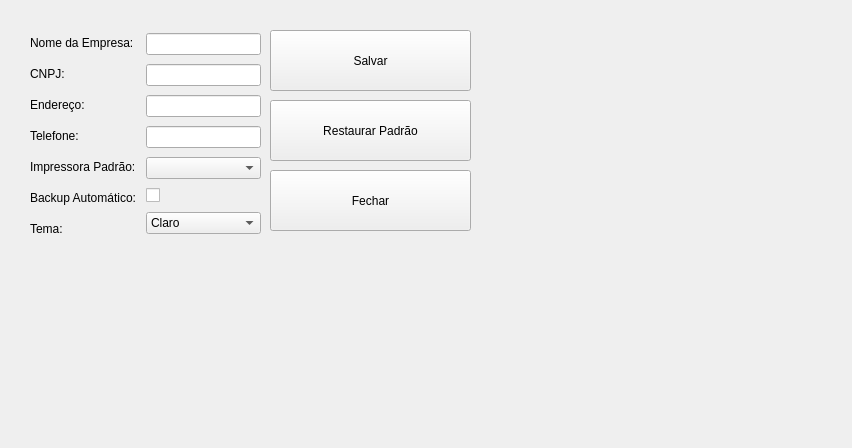
The window that erp-projeto/configwindow.ui (jaques-lo/erp-projeto) describes before a commit, drawn with Qt 5.
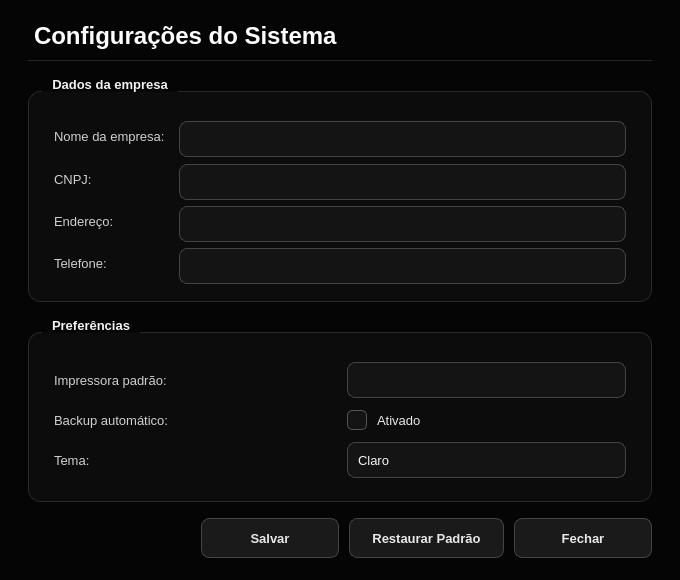
The same window after the commit.

Commit message:
Atualiza fontes do projeto ERP (telas e login, Tela de Sobra) e adiciona logoBG
Arquivos de importância para alterar e rodar na máquina: código (cpp/h/pro), telas (ui), recursos (qrc) e imagem da logoBG.

```diff
--- a/erp-projeto/configwindow.ui
+++ b/erp-projeto/configwindow.ui
@@ -6,140 +6,849 @@
    <rect>
     <x>0</x>
     <y>0</y>
-    <width>852</width>
-    <height>448</height>
+    <width>680</width>
+    <height>580</height>
    </rect>
   </property>
+  <property name="minimumSize">
+   <size>
+    <width>544</width>
+    <height>464</height>
+   </size>
+  </property>
   <property name="windowTitle">
    <string>Form</string>
   </property>
-  <widget class="QPushButton" name="pushButton">
-   <property name="geometry">
-    <rect>
-     <x>270</x>
-     <y>30</y>
-     <width>201</width>
-     <height>61</height>
-    </rect>
+  <property name="palette">
+   <palette>
+    <active>
+     <colorrole role="WindowText">
+      <brush brushstyle="SolidPattern">
+       <color alpha="255">
+        <red>232</red>
+        <green>232</green>
+        <blue>232</blue>
+       </color>
+      </brush>
+     </colorrole>
+     <colorrole role="Button">
+      <brush brushstyle="SolidPattern">
+       <color alpha="255">
+        <red>26</red>
+        <green>26</green>
+        <blue>26</blue>
+       </color>
+      </brush>
+     </colorrole>
+     <colorrole role="Text">
+      <brush brushstyle="SolidPattern">
+       <color alpha="255">
+        <red>245</red>
+        <green>245</green>
+        <blue>245</blue>
+       </color>
+      </brush>
+     </colorrole>
+     <colorrole role="ButtonText">
+      <brush brushstyle="SolidPattern">
+       <color alpha="255">
+        <red>232</red>
+        <green>232</green>
+        <blue>232</blue>
+       </color>
+      </brush>
+     </colorrole>
+     <colorrole role="Base">
+      <brush brushstyle="SolidPattern">
+       <color alpha="255">
+        <red>20</red>
+        <green>20</green>
+        <blue>20</blue>
+       </color>
+      </brush>
+     </colorrole>
+     <colorrole role="AlternateBase">
+      <brush brushstyle="SolidPattern">
+       <color alpha="255">
+        <red>19</red>
+        <green>19</green>
+        <blue>19</blue>
+       </color>
+      </brush>
+     </colorrole>
+     <colorrole role="Window">
+      <brush brushstyle="SolidPattern">
+       <color alpha="255">
+        <red>5</red>
+        <green>5</green>
+        <blue>5</blue>
+       </color>
+      </brush>
+     </colorrole>
+     <colorrole role="Highlight">
+      <brush brushstyle="SolidPattern">
+       <color alpha="255">
+        <red>119</red>
+        <green>119</green>
+        <blue>119</blue>
+       </color>
+      </brush>
+     </colorrole>
+     <colorrole role="HighlightedText">
+      <brush brushstyle="SolidPattern">
+       <color alpha="255">
+        <red>255</red>
+        <green>255</green>
+        <blue>255</blue>
+       </color>
+      </brush>
+     </colorrole>
+     <colorrole role="PlaceholderText">
+      <brush brushstyle="SolidPattern">
+       <color alpha="255">
+        <red>119</red>
+        <green>119</green>
+        <blue>119</blue>
+       </color>
+      </brush>
+     </colorrole>
+    </active>
+    <inactive>
+     <colorrole role="WindowText">
+      <brush brushstyle="SolidPattern">
+       <color alpha="255">
+        <red>232</red>
+        <green>232</green>
+        <blue>232</blue>
+       </color>
+      </brush>
+     </colorrole>
+     <colorrole role="Button">
+      <brush brushstyle="SolidPattern">
+       <color alpha="255">
+        <red>26</red>
+        <green>26</green>
+        <blue>26</blue>
+       </color>
+      </brush>
+     </colorrole>
+     <colorrole role="Text">
+      <brush brushstyle="SolidPattern">
+       <color alpha="255">
+        <red>245</red>
+        <green>245</green>
+        <blue>245</blue>
+       </color>
+      </brush>
+     </colorrole>
+     <colorrole role="ButtonText">
+      <brush brushstyle="SolidPattern">
+       <color alpha="255">
+        <red>232</red>
+        <green>232</green>
+        <blue>232</blue>
+       </color>
+      </brush>
+     </colorrole>
+     <colorrole role="Base">
+      <brush brushstyle="SolidPattern">
+       <color alpha="255">
+        <red>20</red>
+        <green>20</green>
+        <blue>20</blue>
+       </color>
+      </brush>
+     </colorrole>
+     <colorrole role="AlternateBase">
+      <brush brushstyle="SolidPattern">
+       <color alpha="255">
+        <red>19</red>
+        <green>19</green>
+        <blue>19</blue>
+       </color>
+      </brush>
+     </colorrole>
+     <colorrole role="Window">
+      <brush brushstyle="SolidPattern">
+       <color alpha="255">
+        <red>5</red>
+        <green>5</green>
+        <blue>5</blue>
+       </color>
+      </brush>
+     </colorrole>
+     <colorrole role="Highlight">
+      <brush brushstyle="SolidPattern">
+       <color alpha="255">
+        <red>119</red>
+        <green>119</green>
+        <blue>119</blue>
+       </color>
+      </brush>
+     </colorrole>
+     <colorrole role="HighlightedText">
+      <brush brushstyle="SolidPattern">
+       <color alpha="255">
+        <red>255</red>
+        <green>255</green>
+        <blue>255</blue>
+       </color>
+      </brush>
+     </colorrole>
+     <colorrole role="PlaceholderText">
+      <brush brushstyle="SolidPattern">
+       <color alpha="255">
+        <red>119</red>
+        <green>119</green>
+        <blue>119</blue>
+       </color>
+      </brush>
+     </colorrole>
+    </inactive>
+    <disabled>
+     <colorrole role="WindowText">
+      <brush brushstyle="SolidPattern">
+       <color alpha="255">
+        <red>102</red>
+        <green>102</green>
+        <blue>102</blue>
+       </color>
+      </brush>
+     </colorrole>
+     <colorrole role="Button">
+      <brush brushstyle="SolidPattern">
+       <color alpha="255">
+        <red>26</red>
+        <green>26</green>
+        <blue>26</blue>
+       </color>
+      </brush>
+     </colorrole>
+     <colorrole role="Text">
+      <brush brushstyle="SolidPattern">
+       <color alpha="255">
+        <red>102</red>
+        <green>102</green>
+        <blue>102</blue>
+       </color>
+      </brush>
+     </colorrole>
+     <colorrole role="ButtonText">
+      <brush brushstyle="SolidPattern">
+       <color alpha="255">
+        <red>102</red>
+        <green>102</green>
+        <blue>102</blue>
+       </color>
+      </brush>
+     </colorrole>
+     <colorrole role="Base">
+      <brush brushstyle="SolidPattern">
+       <color alpha="255">
+        <red>20</red>
+        <green>20</green>
+        <blue>20</blue>
+       </color>
+      </brush>
+     </colorrole>
+     <colorrole role="AlternateBase">
+      <brush brushstyle="SolidPattern">
+       <color alpha="255">
+        <red>19</red>
+        <green>19</green>
+        <blue>19</blue>
+       </color>
+      </brush>
+     </colorrole>
+     <colorrole role="Window">
+      <brush brushstyle="SolidPattern">
+       <color alpha="255">
+        <red>5</red>
+        <green>5</green>
+        <blue>5</blue>
+       </color>
+      </brush>
+     </colorrole>
+     <colorrole role="Highlight">
+      <brush brushstyle="SolidPattern">
+       <color alpha="255">
+        <red>119</red>
+        <green>119</green>
+        <blue>119</blue>
+       </color>
+      </brush>
+     </colorrole>
+     <colorrole role="HighlightedText">
+      <brush brushstyle="SolidPattern">
+       <color alpha="255">
+        <red>255</red>
+        <green>255</green>
+        <blue>255</blue>
+       </color>
+      </brush>
+     </colorrole>
+     <colorrole role="PlaceholderText">
+      <brush brushstyle="SolidPattern">
+       <color alpha="255">
+        <red>119</red>
+        <green>119</green>
+        <blue>119</blue>
+       </color>
+      </brush>
+     </colorrole>
+    </disabled>
+   </palette>
+  </property>
+  <property name="styleSheet">
+   <string notr="true">#ConfigWindow {
+    background-color: #050505;
+}
+
+QWidget {
+    font-family: "Segoe UI", "DejaVu Sans", "Noto Sans", sans-serif;
+    font-size: 10pt;
+}
+
+/* ---------- Textos ---------- */
+QLabel {
+    color: #cfcfcf;
+    background: transparent;
+    font-weight: normal;
+}
+
+QLabel#lblTitulo {
+    color: #ffffff;
+    font-size: 18pt;
+    font-weight: bold;
+    padding-bottom: 10px;
+    border-bottom: 1px solid #262626;
+}
+
+QLabel[role="section"] {
+    color: #ffffff;
+    font-size: 11pt;
+    font-weight: bold;
+}
+
+QLabel[role="hint"] {
+    color: #777777;
+    font-size: 9pt;
+}
+
+QLabel[role="value"] {
+    color: #ffffff;
+    font-weight: bold;
+}
+
+QToolTip {
+    background-color: #1a1a1a;
+    color: #f5f5f5;
+    border: 1px solid #444444;
+    padding: 4px 8px;
+}
+
+/* ---------- Cartões / grupos ---------- */
+QGroupBox {
+    background-color: #0c0c0c;
+    border: 1px solid #2a2a2a;
+    border-radius: 12px;
+    margin-top: 14px;
+    padding: 20px 16px 14px 16px;
+    color: #f2f2f2;
+    font-weight: bold;
+}
+
+QGroupBox::title {
+    subcontrol-origin: margin;
+    subcontrol-position: top left;
+    left: 14px;
+    padding: 0 8px;
+    color: #f2f2f2;
+}
+
+QFrame[variant="card"] {
+    background-color: #0c0c0c;
+    border: 1px solid #2a2a2a;
+    border-radius: 12px;
+}
+
+QFrame#lineSep {
+    background-color: #2a2a2a;
+    border: none;
+}
+
+/* ---------- Campos de entrada ---------- */
+QLineEdit,
+QComboBox,
+QAbstractSpinBox,
+QDateEdit,
+QDateTimeEdit {
+    background-color: #141414;
+    color: #f5f5f5;
+    border: 1px solid #444444;
+    border-radius: 8px;
+    padding: 6px 10px;
+    min-height: 22px;
+    selection-background-color: #777777;
+    selection-color: #ffffff;
+    font-weight: normal;
+}
+
+QLineEdit:hover,
+QComboBox:hover,
+QAbstractSpinBox:hover,
+QDateEdit:hover,
+QDateTimeEdit:hover {
+    border: 1px solid #666666;
+}
+
+QLineEdit:focus,
+QComboBox:focus,
+QAbstractSpinBox:focus,
+QDateEdit:focus,
+QDateTimeEdit:focus {
+    border: 1px solid #d8d8d8;
+    background-color: #181818;
+}
+
+QLineEdit:read-only,
+QAbstractSpinBox:read-only {
+    color: #bdbdbd;
+}
+
+QLineEdit:disabled,
+QComboBox:disabled,
+QAbstractSpinBox:disabled,
+QDateEdit:disabled,
+QDateTimeEdit:disabled {
+    background-color: #0e0e0e;
+    color: #666666;
+    border: 1px solid #2a2a2a;
+}
+
+/* Campo de total (somente leitura, em destaque) */
+QDoubleSpinBox[variant="total"] {
+    font-size: 20pt;
+    font-weight: bold;
+    color: #ffffff;
+    background-color: #0a0a0a;
+    border: 1px solid #333333;
+    padding: 8px 14px;
+    min-height: 36px;
+}
+
+/* ---------- ComboBox / Data ---------- */
+QComboBox {
+    padding-right: 30px;
+}
+
+QComboBox::drop-down,
+QDateEdit::drop-down,
+QDateTimeEdit::drop-down {
+    subcontrol-origin: padding;
+    subcontrol-position: center right;
+    width: 28px;
+    border: none;
+    background: transparent;
+}
+
+QComboBox::down-arrow,
+QDateEdit::down-arrow,
+QDateTimeEdit::down-arrow {
+    image: none;
+    width: 0px;
+    height: 0px;
+    border-left: 5px solid transparent;
+    border-right: 5px solid transparent;
+    border-top: 6px solid #bdbdbd;
+    margin-right: 8px;
+}
+
+QComboBox QAbstractItemView {
+    background-color: #141414;
+    color: #f5f5f5;
+    border: 1px solid #444444;
+    selection-background-color: #2e2e2e;
+    selection-color: #ffffff;
+    outline: 0;
+}
+
+/* ---------- SpinBox com botões ---------- */
+QSpinBox {
+    padding-right: 26px;
+}
+
+QSpinBox::up-button {
+    subcontrol-origin: border;
+    subcontrol-position: top right;
+    width: 22px;
+    border: none;
+    background: transparent;
+}
+
+QSpinBox::down-button {
+    subcontrol-origin: border;
+    subcontrol-position: bottom right;
+    width: 22px;
+    border: none;
+    background: transparent;
+}
+
+QSpinBox::up-arrow {
+    image: none;
+    width: 0px;
+    height: 0px;
+    border-left: 4px solid transparent;
+    border-right: 4px solid transparent;
+    border-bottom: 5px solid #bdbdbd;
+}
+
+QSpinBox::down-arrow {
+    image: none;
+    width: 0px;
+    height: 0px;
+    border-left: 4px solid transparent;
+    border-right: 4px solid transparent;
+    border-top: 5px solid #bdbdbd;
+}
+
+/* ---------- Calendário (popup do QDateEdit) ---------- */
+QCalendarWidget QWidget {
+    background-color: #141414;
+    color: #f5f5f5;
+}
+
+QCalendarWidget QToolButton {
+    background-color: transparent;
+    color: #f5f5f5;
+    border: none;
+    padding: 4px 8px;
+}
+
+QCalendarWidget QAbstractItemView:enabled {
+    background-color: #0d0d0d;
+    color: #f5f5f5;
+    selection-background-color: #f2f2f2;
+    selection-color: #080808;
+}
+
+QCalendarWidget QAbstractItemView:disabled {
+    color: #555555;
+}
+
+/* ---------- CheckBox ---------- */
+QCheckBox {
+    color: #e8e8e8;
+    background: transparent;
+    spacing: 10px;
+    font-weight: normal;
+}
+
+QCheckBox::indicator {
+    width: 18px;
+    height: 18px;
+    border: 1px solid #555555;
+    border-radius: 5px;
+    background-color: #141414;
+}
+
+QCheckBox::indicator:hover {
+    border: 1px solid #999999;
+}
+
+QCheckBox::indicator:checked {
+    background-color: #f2f2f2;
+    border: 1px solid #f2f2f2;
+}
+
+/* ---------- Botões ---------- */
+QPushButton {
+    background-color: #1a1a1a;
+    color: #e8e8e8;
+    border: 1px solid #444444;
+    border-radius: 8px;
+    padding: 8px 22px;
+    min-height: 22px;
+    min-width: 92px;
+    font-weight: bold;
+}
+
+QPushButton:hover {
+    background-color: #262626;
+    border: 1px solid #666666;
+    color: #ffffff;
+}
+
+QPushButton:pressed {
+    background-color: #333333;
+}
+
+QPushButton:disabled {
+    background-color: #111111;
+    color: #555555;
+    border: 1px solid #2a2a2a;
+}
+
+QPushButton[variant="primary"] {
+    background-color: #f2f2f2;
+    color: #080808;
+    border: 1px solid #f2f2f2;
+}
+
+QPushButton[variant="primary"]:hover {
+    background-color: #d2d2d2;
+    border: 1px solid #d2d2d2;
+    color: #080808;
+}
+
+QPushButton[variant="primary"]:pressed {
+    background-color: #aaaaaa;
+    border: 1px solid #aaaaaa;
+}
+
+QPushButton[variant="danger"] {
+    background-color: transparent;
+    color: #ff9494;
+    border: 1px solid #6b2f2f;
+}
+
+QPushButton[variant="danger"]:hover {
+    background-color: #2a1212;
+    color: #ffb4b4;
+    border: 1px solid #a04444;
+}
+
+QPushButton[variant="danger"]:pressed {
+    background-color: #3a1818;
+}
+
+QPushButton[variant="ghost"] {
+    background-color: transparent;
+    color: #bdbdbd;
+    border: 1px solid #333333;
+}
+
+QPushButton[variant="ghost"]:hover {
+    background-color: #1a1a1a;
+    color: #ffffff;
+    border: 1px solid #666666;
+}
+
+/* ---------- Tabelas ---------- */
+QTableWidget,
+QTableView {
+    background-color: #0d0d0d;
+    alternate-background-color: #131313;
+    color: #e8e8e8;
+    gridline-color: #232323;
+    border: 1px solid #2a2a2a;
+    border-radius: 10px;
+    selection-background-color: #2f2f2f;
+    selection-color: #ffffff;
+    outline: 0;
+}
+
+QTableWidget::item,
+QTableView::item {
+    padding: 4px 8px;
+    border: none;
+}
+
+QHeaderView {
+    background-color: transparent;
+}
+
+QHeaderView::section {
+    background-color: #1a1a1a;
+    color: #bdbdbd;
+    padding: 9px 10px;
+    border: none;
+    border-right: 1px solid #2a2a2a;
+    border-bottom: 1px solid #333333;
+    font-weight: bold;
+}
+
+QTableCornerButton::section {
+    background-color: #1a1a1a;
+    border: none;
+}
+
+/* ---------- Barras de rolagem ---------- */
+QScrollBar:vertical {
+    background: transparent;
+    width: 10px;
+    margin: 2px;
+}
+
+QScrollBar::handle:vertical {
+    background: #3a3a3a;
+    border-radius: 3px;
+    min-height: 28px;
+}
+
+QScrollBar::handle:vertical:hover {
+    background: #5a5a5a;
+}
+
+QScrollBar:horizontal {
+    background: transparent;
+    height: 10px;
+    margin: 2px;
+}
+
+QScrollBar::handle:horizontal {
+    background: #3a3a3a;
+    border-radius: 3px;
+    min-width: 28px;
+}
+
+QScrollBar::handle:horizontal:hover {
+    background: #5a5a5a;
+}
+
+QScrollBar::add-line,
+QScrollBar::sub-line {
+    width: 0px;
+    height: 0px;
+}
+
+QScrollBar::add-page,
+QScrollBar::sub-page {
+    background: transparent;
+}
+
+/* ---------- Caixas de diálogo abertas a partir da tela ---------- */
+QMessageBox,
+QDialog {
+    background-color: #0d0d0d;
+}
+
+QMessageBox QLabel {
+    color: #f0f0f0;
+}</string>
+  </property>
+  <layout class="QVBoxLayout" name="rootLayout">
+   <property name="spacing">
+    <number>16</number>
    </property>
-   <property name="text">
-    <string>Salvar</string>
+   <property name="leftMargin">
+    <number>28</number>
    </property>
-  </widget>
-  <widget class="QPushButton" name="pushButton_2">
-   <property name="geometry">
-    <rect>
-     <x>270</x>
-     <y>100</y>
-     <width>201</width>
-     <height>61</height>
-    </rect>
+   <property name="topMargin">
+    <number>22</number>
    </property>
-   <property name="text">
-    <string>Restaurar Padrão</string>
+   <property name="rightMargin">
+    <number>28</number>
    </property>
-  </widget>
-  <widget class="QPushButton" name="pushButton_3">
-   <property name="geometry">
-    <rect>
-     <x>270</x>
-     <y>170</y>
-     <width>201</width>
-     <height>61</height>
-    </rect>
+   <property name="bottomMargin">
+    <number>22</number>
    </property>
-   <property name="text">
-    <string>Fechar</string>
-   </property>
-  </widget>
-  <widget class="QWidget" name="">
-   <property name="geometry">
-    <rect>
-     <x>30</x>
-     <y>30</y>
-     <width>231</width>
-     <height>211</height>
-    </rect>
-   </property>
-   <layout class="QHBoxLayout" name="horizontalLayout">
-    <item>
-     <layout class="QVBoxLayout" name="verticalLayout">
-      <item>
+   <item>
+    <widget class="QLabel" name="lblTitulo">
+     <property name="text">
+      <string>Configurações do Sistema</string>
+     </property>
+    </widget>
+   </item>
+   <item>
+    <widget class="QGroupBox" name="grpEmpresa">
+     <property name="title">
+      <string>Dados da empresa</string>
+     </property>
+     <layout class="QGridLayout" name="lay_1">
+      <property name="horizontalSpacing">
+       <number>14</number>
+      </property>
+      <property name="verticalSpacing">
+       <number>12</number>
+      </property>
+      <item row="0" column="0">
        <widget class="QLabel" name="label">
         <property name="text">
-         <string>Nome da Empresa: </string>
+         <string>Nome da empresa:</string>
         </property>
        </widget>
       </item>
-      <item>
+      <item row="0" column="1">
+       <widget class="QLineEdit" name="lineEdit" />
+      </item>
+      <item row="1" column="0">
        <widget class="QLabel" name="label_2">
         <property name="text">
-         <string>CNPJ: </string>
+         <string>CNPJ:</string>
         </property>
        </widget>
       </item>
-      <item>
+      <item row="1" column="1">
+       <widget class="QLineEdit" name="lineEdit_2" />
+      </item>
+      <item row="2" column="0">
        <widget class="QLabel" name="label_3">
         <property name="text">
-         <string>Endereço: </string>
+         <string>Endereço:</string>
         </property>
        </widget>
       </item>
-      <item>
+      <item row="2" column="1">
+       <widget class="QLineEdit" name="lineEdit_3" />
+      </item>
+      <item row="3" column="0">
        <widget class="QLabel" name="label_4">
         <property name="text">
          <string>Telefone:</string>
         </property>
        </widget>
       </item>
-      <item>
+      <item row="3" column="1">
+       <widget class="QLineEdit" name="lineEdit_4" />
+      </item>
+     </layout>
+    </widget>
+   </item>
+   <item>
+    <widget class="QGroupBox" name="grpPrefs">
+     <property name="title">
+      <string>Preferências</string>
+     </property>
+     <layout class="QGridLayout" name="lay_2">
+      <property name="horizontalSpacing">
+       <number>14</number>
+      </property>
+      <property name="verticalSpacing">
+       <number>12</number>
+      </property>
+      <item row="0" column="0">
        <widget class="QLabel" name="label_5">
         <property name="text">
-         <string>Impressora Padrão: </string>
+         <string>Impressora padrão:</string>
         </property>
        </widget>
       </item>
-      <item>
+      <item row="0" column="1">
+       <widget class="QComboBox" name="comboBox" />
+      </item>
+      <item row="1" column="0">
        <widget class="QLabel" name="label_6">
         <property name="text">
-         <string>Backup Automático: </string>
+         <string>Backup automático:</string>
         </property>
        </widget>
       </item>
-      <item>
-       <widget class="QLabel" name="label_7">
-        <property name="text">
-         <string>Tema: </string>
-        </property>
-       </widget>
-      </item>
-     </layout>
-    </item>
-    <item>
-     <layout class="QVBoxLayout" name="verticalLayout_2">
-      <item>
-       <widget class="QLineEdit" name="lineEdit"/>
-      </item>
-      <item>
-       <widget class="QLineEdit" name="lineEdit_2"/>
-      </item>
-      <item>
-       <widget class="QLineEdit" name="lineEdit_3"/>
-      </item>
-      <item>
-       <widget class="QLineEdit" name="lineEdit_4"/>
-      </item>
-      <item>
-       <widget class="QComboBox" name="comboBox"/>
-      </item>
-      <item>
+      <item row="1" column="1">
        <widget class="QCheckBox" name="checkBox">
         <property name="text">
-         <string/>
+         <string>Ativado</string>
         </property>
        </widget>
       </item>
-      <item>
+      <item row="2" column="0">
+       <widget class="QLabel" name="label_7">
+        <property name="text">
+         <string>Tema:</string>
+        </property>
+       </widget>
+      </item>
+      <item row="2" column="1">
        <widget class="QComboBox" name="comboBox_2">
         <item>
          <property name="text">
@@ -154,9 +863,90 @@
        </widget>
       </item>
      </layout>
-    </item>
-   </layout>
-  </widget>
+    </widget>
+   </item>
+   <item>
+    <spacer name="spacer_3">
+     <property name="orientation">
+      <enum>Qt::Vertical</enum>
+     </property>
+     <property name="sizeHint" stdset="0">
+      <size>
+       <width>40</width>
+       <height>20</height>
+      </size>
+     </property>
+    </spacer>
+   </item>
+   <item>
+    <layout class="QHBoxLayout" name="lay_5">
+     <property name="spacing">
+      <number>10</number>
+     </property>
+     <property name="leftMargin">
+      <number>0</number>
+     </property>
+     <property name="topMargin">
+      <number>0</number>
+     </property>
+     <property name="rightMargin">
+      <number>0</number>
+     </property>
+     <property name="bottomMargin">
+      <number>0</number>
+     </property>
+     <item>
+      <spacer name="spacer_4">
+       <property name="orientation">
+        <enum>Qt::Horizontal</enum>
+       </property>
+       <property name="sizeHint" stdset="0">
+        <size>
+         <width>40</width>
+         <height>20</height>
+        </size>
+       </property>
+      </spacer>
+     </item>
+     <item>
+      <widget class="QPushButton" name="pushButton">
+       <property name="text">
+        <string>Salvar</string>
+       </property>
+       <property name="variant" stdset="0">
+        <string>primary</string>
+       </property>
+       <property name="cursor">
+        <cursorShape>PointingHandCursor</cursorShape>
+       </property>
+      </widget>
+     </item>
+     <item>
+      <widget class="QPushButton" name="pushButton_2">
+       <property name="text">
+        <string>Restaurar Padrão</string>
+       </property>
+       <property name="cursor">
+        <cursorShape>PointingHandCursor</cursorShape>
+       </property>
+      </widget>
+     </item>
+     <item>
+      <widget class="QPushButton" name="pushButton_3">
+       <property name="text">
+        <string>Fechar</string>
+       </property>
+       <property name="variant" stdset="0">
+        <string>ghost</string>
+       </property>
+       <property name="cursor">
+        <cursorShape>PointingHandCursor</cursorShape>
+       </property>
+      </widget>
+     </item>
+    </layout>
+   </item>
+  </layout>
  </widget>
  <resources/>
  <connections>
```
Left out of the diff: 14 changed lines with no effect on the pictures. The commit also changes 23 other files.
